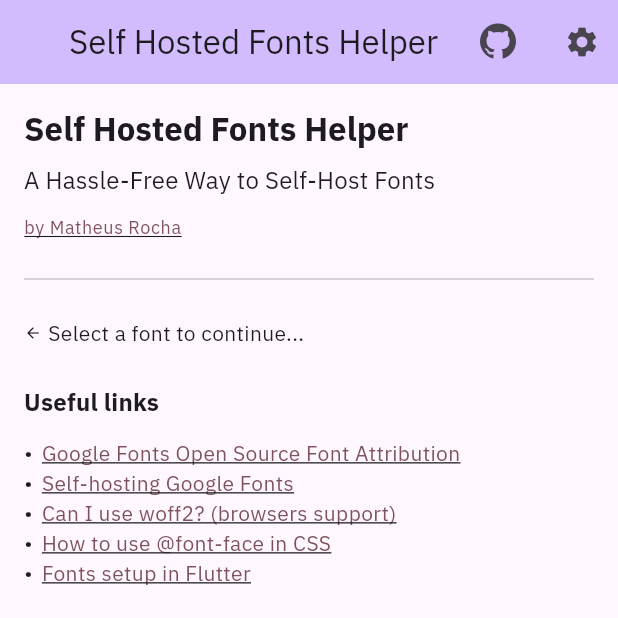
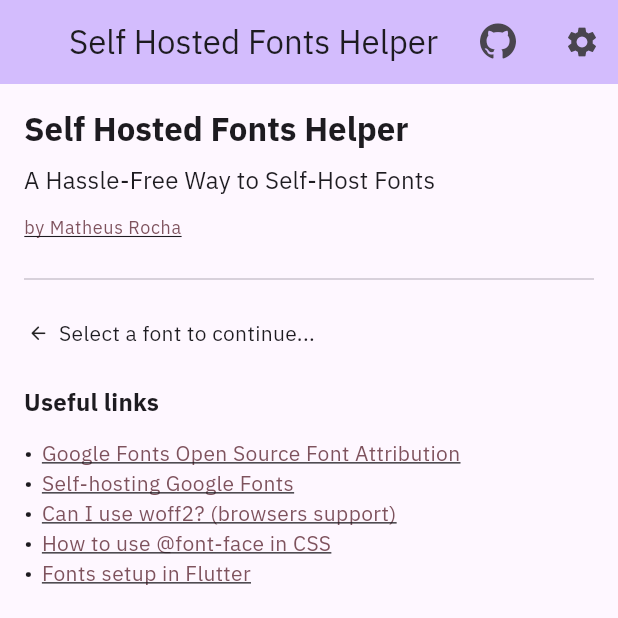
Before and after one commit to mrocha98/self_hosted_fonts_helper, a Flutter app: the screen it shows after launch, on a phone screen of 412 x 824 dp, the top half of it. Run offline on Flutter 3.47's test engine with Material 2 defaults, Android fonts, the light colour scheme and no system bars; our stand-ins replace flutter_localized_locales, get_storage, popover; missing offline and left inert: locale_emoji_flutter; generated files the repository leaves out were written again.

Commit message:
feat: create HomeContinuaActionText widget

```diff
--- a/lib/src/home/home_view.dart
+++ b/lib/src/home/home_view.dart
@@ -4,6 +4,7 @@
 import '../core/widgets/custom_app_bar.dart';
 import '../core/widgets/link_text.dart';
 import '../core/widgets/text_list.dart';
+import 'widgets/home_continue_action_text.dart';
 
 class HomeView extends StatelessWidget {
   const HomeView({super.key});
@@ -45,16 +46,7 @@
                 ),
                 child: Divider(),
               ),
-              Row(
-                children: [
-                  Icon(
-                    Icons.arrow_back_rounded,
-                    size: Theme.of(context).textTheme.bodySmall!.fontSize,
-                  ),
-                  const SizedBox(width: 4),
-                  Text(AppLocalizations.of(context)!.homeContinueAction),
-                ],
-              ),
+              const HomeContinueActionText(),
               Padding(
                 padding: const EdgeInsets.only(top: 24, bottom: 12),
                 child: Text(
--- /dev/null
+++ b/lib/src/home/widgets/home_continue_action_text.dart
@@ -0,0 +1,55 @@
+import 'package:flutter/material.dart';
+
+import '../../core/locale/app_localizations.dart';
+
+class HomeContinueActionText extends StatefulWidget {
+  const HomeContinueActionText({super.key});
+
+  @override
+  State<HomeContinueActionText> createState() => _HomeContinueActionTextState();
+}
+
+class _HomeContinueActionTextState extends State<HomeContinueActionText>
+    with SingleTickerProviderStateMixin {
+  late final AnimationController _controller;
+
+  late final Animation<double> _animation;
+
+  @override
+  void initState() {
+    super.initState();
+    _controller = AnimationController(
+      duration: const Duration(milliseconds: 1200),
+      vsync: this,
+      lowerBound: 0.5,
+    )..repeat(reverse: true);
+    _animation = CurvedAnimation(
+      parent: _controller,
+      curve: Curves.linear,
+    );
+  }
+
+  @override
+  void dispose() {
+    _controller.dispose();
+    super.dispose();
+  }
+
+  @override
+  Widget build(BuildContext context) {
+    return Row(
+      mainAxisSize: MainAxisSize.min,
+      children: [
+        ScaleTransition(
+          scale: _animation,
+          child: Icon(
+            Icons.arrow_back_rounded,
+            size: Theme.of(context).textTheme.bodyLarge!.fontSize! * 1.2,
+          ),
+        ),
+        const SizedBox(width: 4),
+        Text(AppLocalizations.of(context)!.homeContinueAction),
+      ],
+    );
+  }
+}
```
